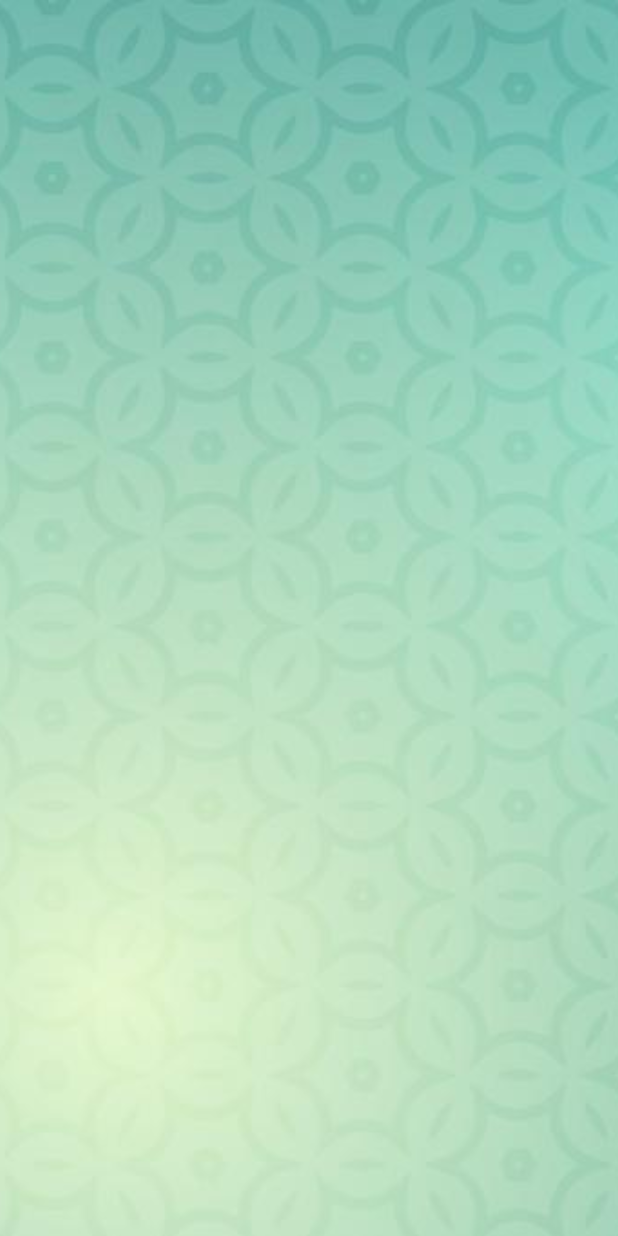
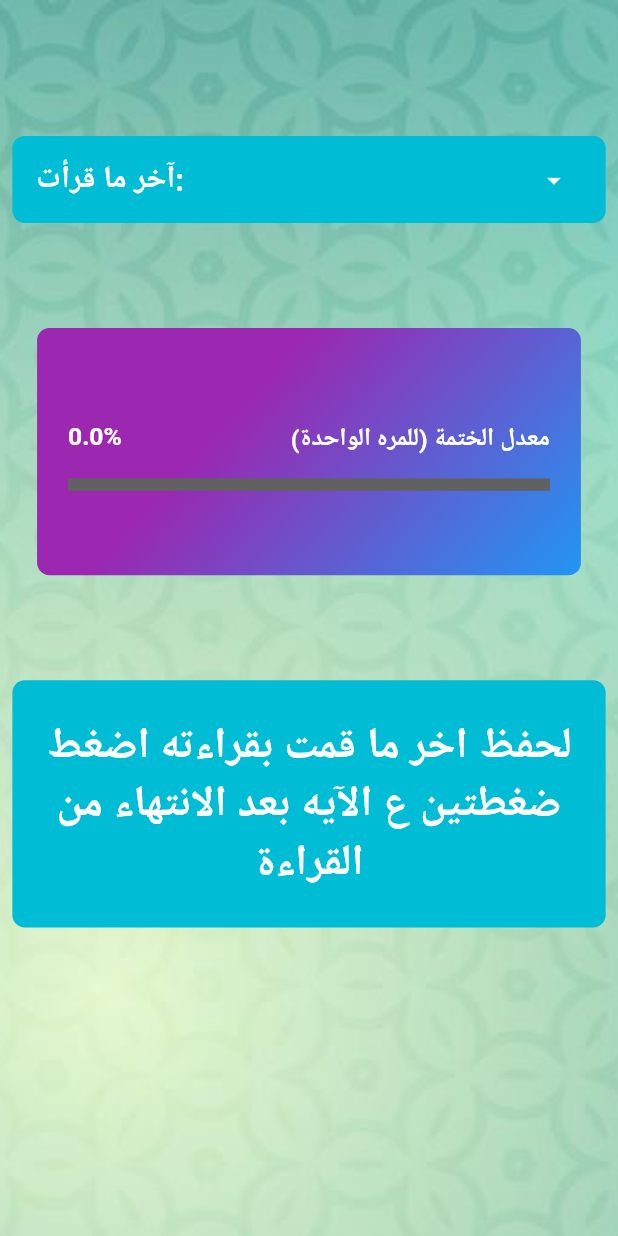
Before and after one commit to Mohammedomargallya39/nakhtm, a Flutter app: the MarkerScreen screen opened directly, on a phone screen of 412 x 824 dp. Run offline on Flutter 3.47's test engine with Material 2 defaults, Android fonts, the phone set to English and light mode, and no system bars; our stand-ins replace animated_splash_screen, bloc, flutter_bloc, flutter_svg, fluttertoast, scrollable_positioned_list and 2 more; missing offline and left inert: adhan_dart, animated_button, quran; accounts and stored records are empty.

Commit message:
work Today

```diff
--- a/lib/modules/layout_screen.dart
+++ b/lib/modules/layout_screen.dart
@@ -7,7 +7,7 @@ import 'quran_screen.dart';
 import 'sebha.dart';
 
 class LayoutScreen extends StatefulWidget {
-   LayoutScreen({Key? key}) : super(key: key);
+   const LayoutScreen({Key? key}) : super(key: key);
 
   @override
   State<LayoutScreen> createState() => _LayoutScreenState();
@@ -28,7 +28,7 @@ class _LayoutScreenState extends State<LayoutScreen> {
             BoxShadow(
               color: Colors.lightGreenAccent.withOpacity(0.7),
               blurRadius: size.width * 0.07,
-              offset: Offset(0, 10),
+              offset: const Offset(0, 10),
             ),
           ],
           borderRadius: BorderRadius.circular(size.width * 0.02,),
--- a/lib/modules/marker.dart
+++ b/lib/modules/marker.dart
@@ -1,13 +1,10 @@
 import 'package:flutter/cupertino.dart';
 import 'package:flutter/material.dart';
-import 'package:flutter_svg/svg.dart';
 import 'package:nakhtm/cubit/cubit.dart';
 import 'package:nakhtm/cubit/states.dart';
 import 'package:nakhtm/modules/soura_screen.dart';
 import 'package:nakhtm/shared/components/constants.dart';
 import '../shared/components/components.dart';
-
-import 'package:adhan_dart/adhan_dart.dart';
 import 'package:flutter_bloc/flutter_bloc.dart';
 import 'package:quran/quran.dart' as quran;
 
@@ -40,10 +37,7 @@ class MarkerScreen extends StatelessWidget {
                       child: Column(
                         children: [
                           SizedBox(height: size.height * 0.11),
-                          if (
-                          constJuza != 0
-                          )
-                            Column(
+                          Column(
                               children: [
                                 Container(
                                   decoration: BoxDecoration(
--- a/lib/modules/sebha.dart
+++ b/lib/modules/sebha.dart
@@ -575,11 +575,6 @@ class SebhaScreen extends StatelessWidget {
                             ],
                           ),
                         ),
-
-
-
-
-
                       ],
                     ),
                   )
--- a/lib/modules/soura_screen.dart
+++ b/lib/modules/soura_screen.dart
@@ -31,8 +31,9 @@ class _SouraScreen extends State<SouraScreen>{
   @override
   void initState() {
     super.initState();
-
-    WidgetsBinding.instance!.addPostFrameCallback((_) => scrollToItem());
+    if(constAyahNum !=0) {
+      WidgetsBinding.instance!.addPostFrameCallback((_) => scrollToItem());
+    }
   }
 
   @override
--- a/lib/shared/components/components.dart
+++ b/lib/shared/components/components.dart
@@ -2,10 +2,6 @@ import 'package:animated_button/animated_button.dart';
 import 'package:flutter/cupertino.dart';
 import 'package:flutter/material.dart';
 import 'package:fluttertoast/fluttertoast.dart';
-import 'package:nakhtm/shared/network/shared/dio_helper.dart';
-
-import '../../models/soura_model.dart';
-import '../network/end_points.dart';
 
 void navigateAndEnd(context,Widget widget){
   Navigator.pushAndRemoveUntil(context, MaterialPageRoute(builder: (context)=>widget), (route) => false);
```
